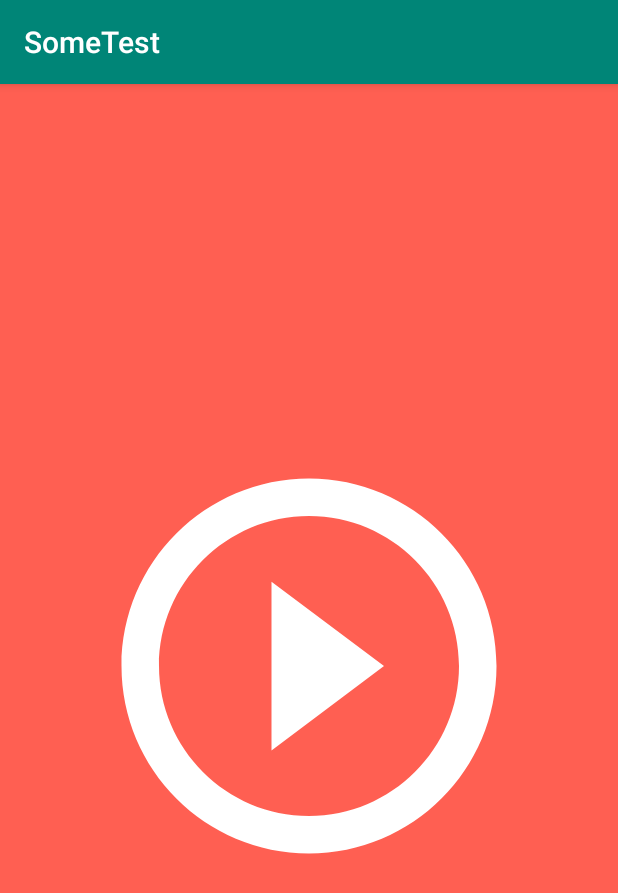
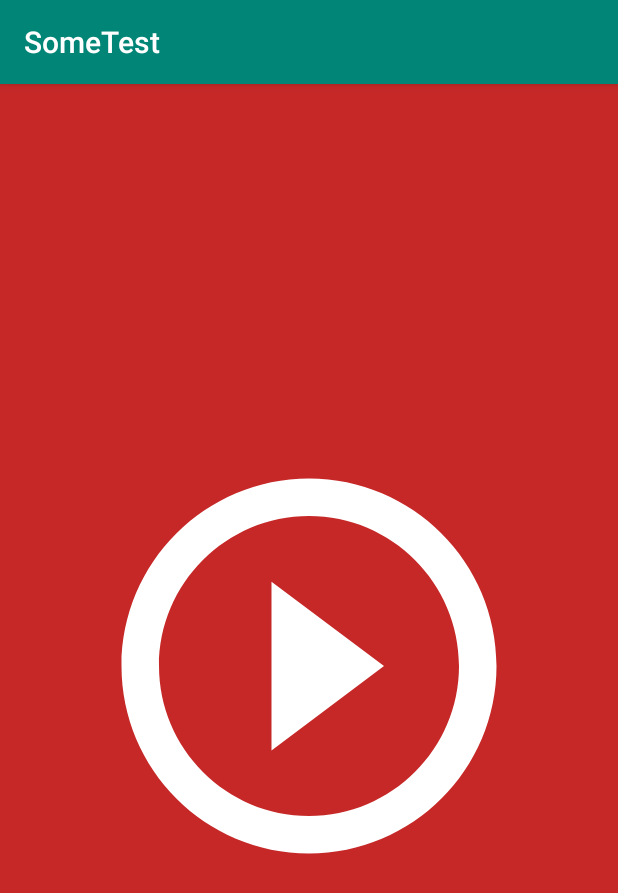
Before and after one commit to k-konovalov/AnotherPomodoroTimer, an Android app: the screen it shows after launch (MainActivity), on a phone screen of 412 x 824 dp. Shown: the top 893 px of the screen. Run offline under Robolectric (Android 15) with nearby library versions, the phone set to English and light mode, and no system bars; our stand-ins replace data binding, navigation-ui.

Commit message:
Some color fixes

```diff
--- a/app/src/main/res/layout/fragment_start_page.xml
+++ b/app/src/main/res/layout/fragment_start_page.xml
@@ -8,7 +8,7 @@
             android:layout_height="match_parent"
             tools:context=".StartPageFragment"
             android:id="@+id/startPage"
-            android:background="@color/backForStart">
+            android:background="@color/backForRed">
         <Button
                 android:layout_width="wrap_content"
                 android:layout_height="wrap_content"
```
